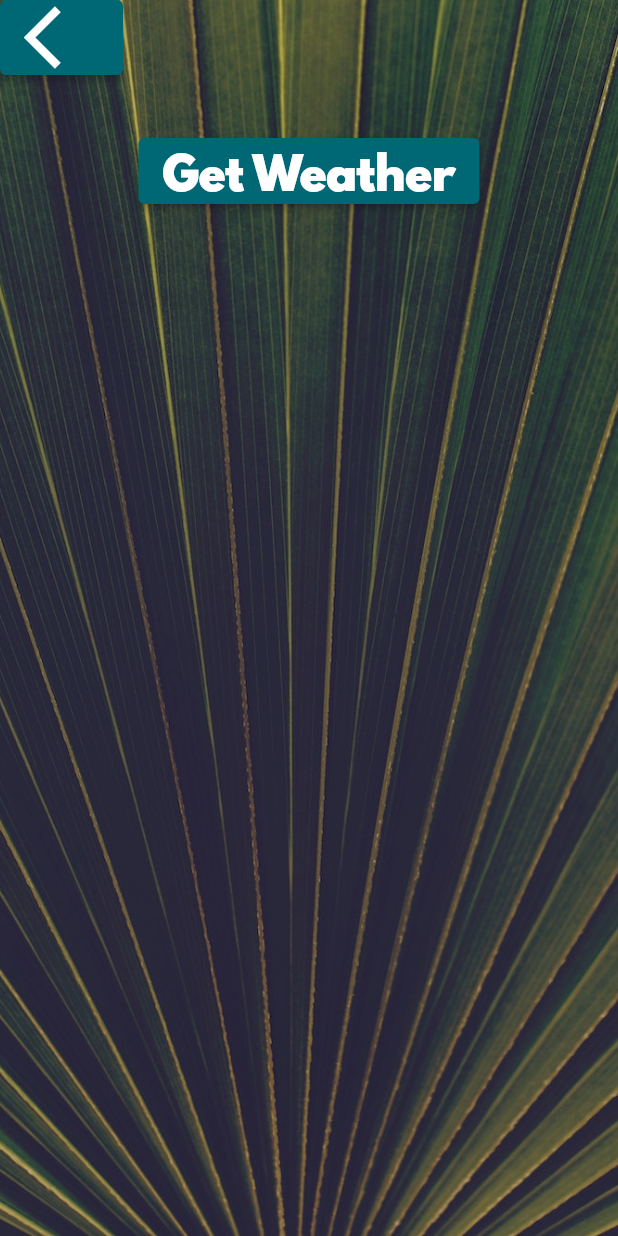
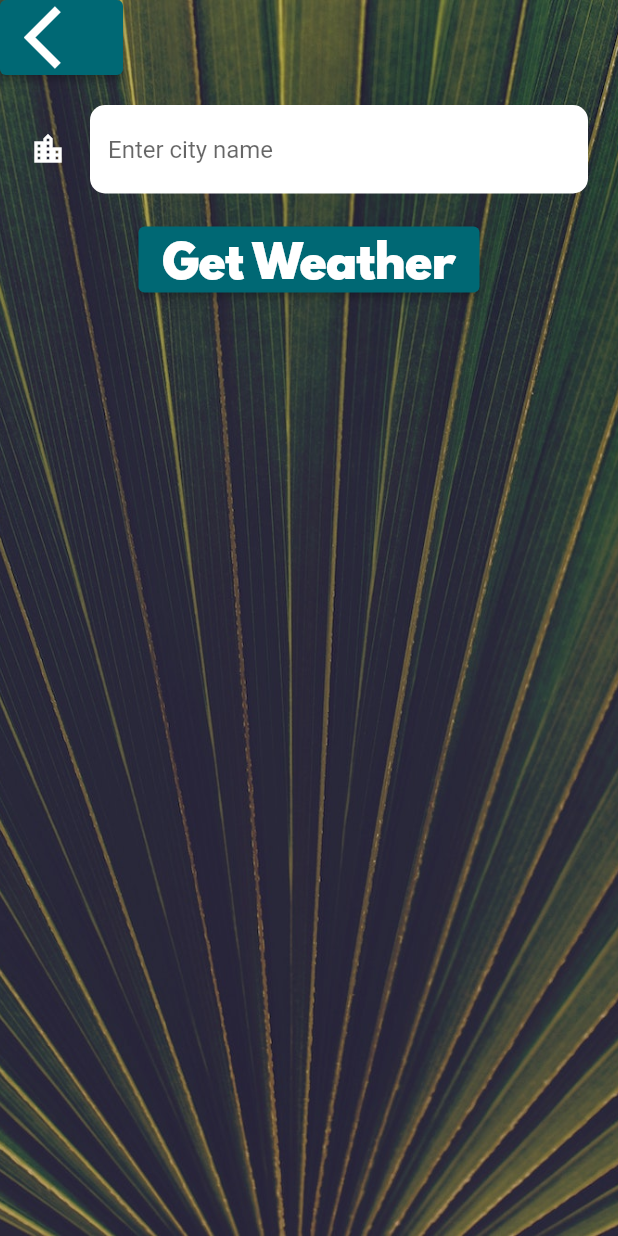
Before and after one commit to hoosong0235/learn-flutter, a Flutter app: the CityScreen screen opened directly, on a phone screen of 412 x 824 dp. Run offline on Flutter 3.47's test engine with Material 2 defaults, Android fonts, the phone set to English and light mode, and no system bars; our stand-ins replace flex_color_scheme, flutter_spinkit, font_awesome_flutter, geolocator, google_fonts, just_audio and 1 more.

Commit message:
learn-flutter

```diff
--- a/clima/lib/screens/city_screen.dart
+++ b/clima/lib/screens/city_screen.dart
@@ -7,6 +7,8 @@ class CityScreen extends StatefulWidget {
 }
 
 class _CityScreenState extends State<CityScreen> {
+  String value = '';
+
   @override
   Widget build(BuildContext context) {
     return Scaffold(
@@ -35,10 +37,16 @@ class _CityScreenState extends State<CityScreen> {
               ),
               Container(
                 padding: EdgeInsets.all(20.0),
-                child: null,
+                child: TextField(
+                    decoration: inputDecoration,
+                    onChanged: (String value) {
+                      this.value = value;
+                    }),
               ),
               ElevatedButton(
-                onPressed: () {},
+                onPressed: () {
+                  Navigator.pop(context, value);
+                },
                 child: Text(
                   'Get Weather',
                   style: kButtonTextStyle,
--- a/clima/lib/utilities/constants.dart
+++ b/clima/lib/utilities/constants.dart
@@ -18,3 +18,15 @@ const kButtonTextStyle = TextStyle(
 const kConditionTextStyle = TextStyle(
   fontSize: 100.0,
 );
+
+const InputDecoration inputDecoration = InputDecoration(
+  icon: Icon(Icons.location_city),
+  iconColor: Colors.white,
+  filled: true,
+  fillColor: Colors.white,
+  hintText: 'Enter city name',
+  border: OutlineInputBorder(
+    borderRadius: BorderRadius.all(Radius.circular(10.0)),
+    borderSide: BorderSide.none,
+  ),
+);
```
Also changed, not shown: clima/lib/screens/location_screen.dart (+10 -2 lines).
